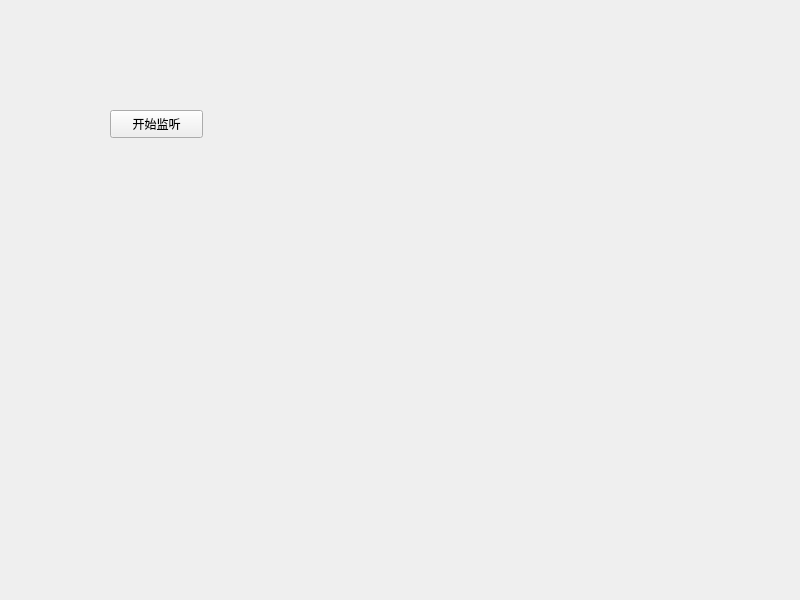
This is ChargedObject/widget.ui in origmickey/ChargedObj_DoubleTank as Qt 5 draws it before an edit. The edited form follows.
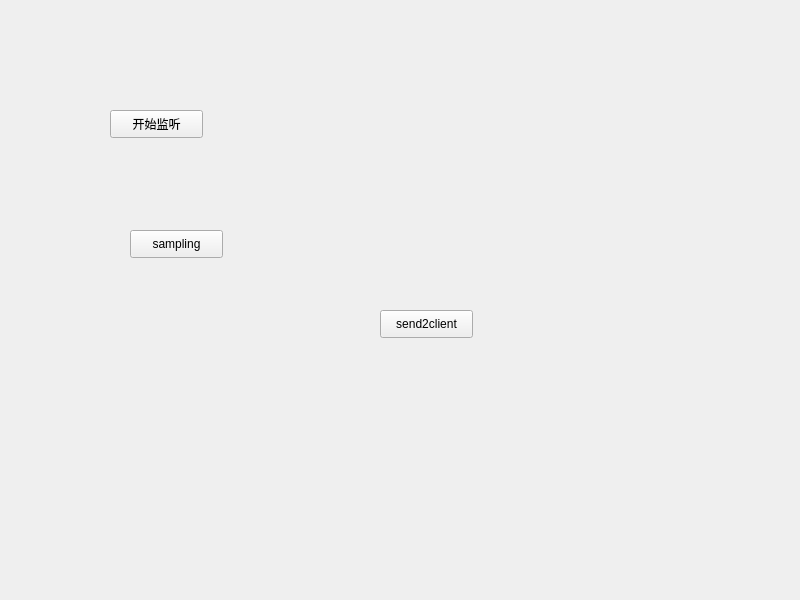
This is the edited form.

```diff
--- a/ChargedObject/widget.ui
+++ b/ChargedObject/widget.ui
@@ -26,6 +26,32 @@
     <string>开始监听</string>
    </property>
   </widget>
+  <widget class="QPushButton" name="send2client">
+   <property name="geometry">
+    <rect>
+     <x>380</x>
+     <y>310</y>
+     <width>93</width>
+     <height>28</height>
+    </rect>
+   </property>
+   <property name="text">
+    <string>send2client</string>
+   </property>
+  </widget>
+  <widget class="QPushButton" name="sampling">
+   <property name="geometry">
+    <rect>
+     <x>130</x>
+     <y>230</y>
+     <width>93</width>
+     <height>28</height>
+    </rect>
+   </property>
+   <property name="text">
+    <string>sampling</string>
+   </property>
+  </widget>
  </widget>
  <resources/>
  <connections/>
```
